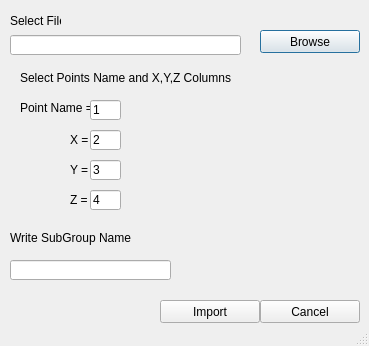
Before: the Qt Designer form Resources/UI/ImportPointFile.ui in HakanSeven12/FreeCAD-Geomatic-Workbench, drawn with Qt 5.
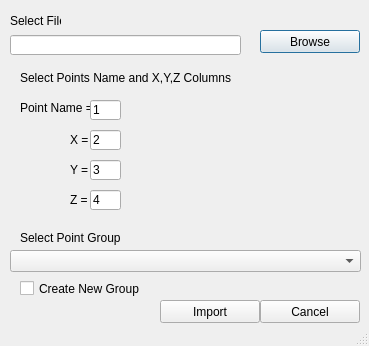
After: the same form once the commit is applied.

```diff
--- a/Resources/UI/ImportPointFile.ui
+++ b/Resources/UI/ImportPointFile.ui
@@ -195,27 +195,43 @@
     <string>Cancel</string>
    </property>
   </widget>
-  <widget class="QLineEdit" name="SubGroupNameLE">
-   <property name="geometry">
-    <rect>
-     <x>10</x>
-     <y>260</y>
-     <width>161</width>
-     <height>20</height>
-    </rect>
-   </property>
-  </widget>
   <widget class="QLabel" name="ExplanationL2">
    <property name="geometry">
     <rect>
-     <x>10</x>
+     <x>20</x>
      <y>230</y>
-     <width>121</width>
+     <width>101</width>
      <height>16</height>
     </rect>
    </property>
    <property name="text">
-    <string>Write SubGroup Name</string>
+    <string>Select Point Group</string>
+   </property>
+  </widget>
+  <widget class="QCheckBox" name="CreateGroupChB">
+   <property name="geometry">
+    <rect>
+     <x>20</x>
+     <y>280</y>
+     <width>131</width>
+     <height>17</height>
+    </rect>
+   </property>
+   <property name="text">
+    <string>Create New Group</string>
+   </property>
+  </widget>
+  <widget class="QComboBox" name="SubGroupListCB">
+   <property name="geometry">
+    <rect>
+     <x>10</x>
+     <y>250</y>
+     <width>351</width>
+     <height>22</height>
+    </rect>
+   </property>
+   <property name="editable">
+    <bool>false</bool>
    </property>
   </widget>
  </widget>
```
